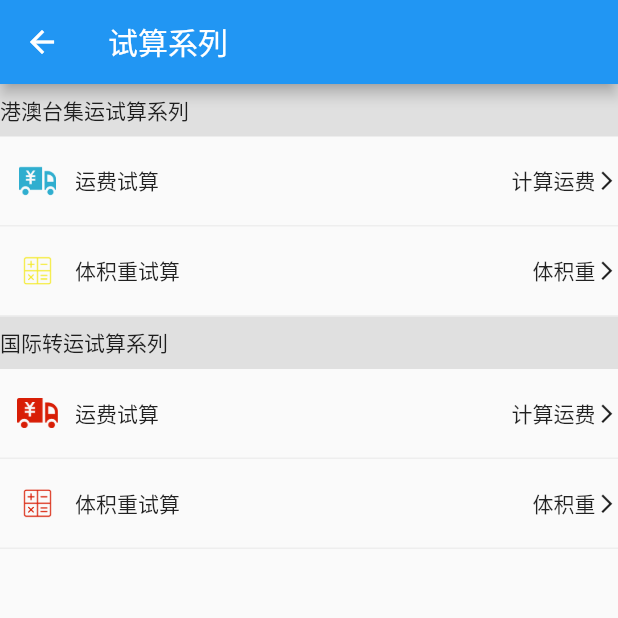
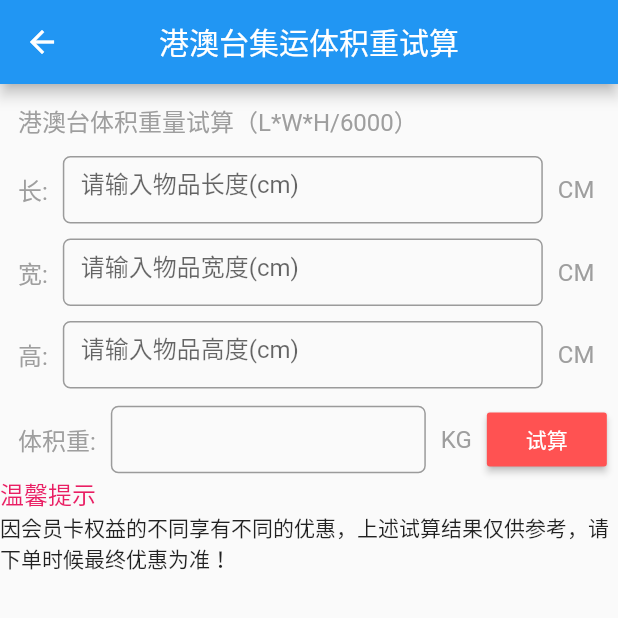
Before and after one commit to pangwenji/shenzhouapp, a Flutter app: the TrailSeries screen opened by its route, after a tap on "体积重试算", on a phone screen of 412 x 824 dp, the top half of it. Run offline on Flutter 3.47's test engine with Material 2 defaults, Android fonts, the phone set to English and light mode, and no system bars; our stand-ins replace fluro, flutter_screenutil, flutter_swiper, get; missing offline and left inert: dart:html.

Commit message:
2021-11-12

```diff
--- a/lib/pages/trial_series.dart
+++ b/lib/pages/trial_series.dart
@@ -16,7 +16,8 @@ class TrailSeries extends StatelessWidget {
           _container(context, '港澳台集运试算系列'),
           _boxContainer('运费试算', '计算运费', 'images/freight.png', context,
               Routes.distributionMode),
-          _boxContainer('体积重试算', '体积重', 'images/calc.png', context, 'calc'),
+          _boxContainer(
+              '体积重试算', '体积重', 'images/calc.png', context, Routes.volumeTrial),
           _container(context, '国际转运试算系列'),
           _boxContainer('运费试算', '计算运费', 'images/yunfei.png', context, 'yunfei'),
           _boxContainer('体积重试算', '体积重', 'images/calcs.png', context, 'calcs')
@@ -43,11 +44,13 @@ class TrailSeries extends StatelessWidget {
                 bottom: BorderSide(width: 1.0, color: Colors.grey.shade200))),
         child: InkWell(
           onTap: () {
-            switch (route) {
-              case '/distributionMode':
-                Get.toNamed(route);
-                break;
-            }
+            // switch (route) {
+            //   case '/distributionMode':
+            //     Get.toNamed(route);
+            //     break;
+            // }
+            print(route);
+            Get.toNamed(route);
           },
           child: Row(
             children: [
@@ -69,7 +72,6 @@ class TrailSeries extends StatelessWidget {
               ))
             ],
           ),
-        )
-      );
+        ));
   }
 }
--- /dev/null
+++ b/lib/pages/volume_trial.dart
@@ -0,0 +1,122 @@
+import 'package:flutter/material.dart';
+
+class VolumeTrial extends StatefulWidget {
+  VolumeTrial({Key? key}) : super(key: key);
+
+  @override
+  _VolumeTrialState createState() => _VolumeTrialState();
+}
+
+class _VolumeTrialState extends State<VolumeTrial> {
+  @override
+  Widget build(BuildContext context) {
+    return Scaffold(
+      appBar: AppBar(
+        title: Text('港澳台集运体积重试算'),
+        centerTitle: true,
+      ),
+      body: Column(
+        children: <Widget>[
+          Container(
+            padding: EdgeInsets.all(12),
+            width: MediaQuery.of(context).size.width,
+            child: Text('港澳台体积重量试算（L*W*H/6000）',
+                style: TextStyle(color: Colors.grey, fontSize: 16.0)
+                ),
+          ),
+          _container('长:', '请输入物品长度(cm)'),
+          _container('宽:', '请输入物品宽度(cm)'),
+          _container('高:', '请输入物品高度(cm)'),
+          _bottomContainer(),
+          _contanierText()
+        ],
+      ),
+    );
+  }
+
+  Widget _container(labelText, hintText) {
+    return Container(
+        padding: EdgeInsets.only(left: 12, bottom: 10),
+        child: Row(
+          children: [
+            Text(labelText, style: TextStyle(color: Colors.grey,fontSize: 16)),
+            Container(
+              width: 340,
+              height: 45,
+              padding: EdgeInsets.only(left: 10, right: 10),
+              child: TextField(
+                decoration: InputDecoration(
+                    hintText: hintText,
+                    border: OutlineInputBorder(
+                        borderRadius: BorderRadius.all(Radius.circular(5)),
+                        borderSide:
+                            BorderSide(color: Colors.grey, width: 1.0)
+                            )
+                          ),
+              ),
+            ),
+            Text('CM', style: TextStyle(color: Colors.grey,fontSize: 16)
+            )
+          ],
+        )
+      );
+  }
+
+  Widget _bottomContainer() {
+    return Container(
+      padding: EdgeInsets.only(left: 12),
+      child: Row(
+        children: [
+          Text('体积重:',style: TextStyle(
+            color: Colors.grey,
+            fontSize: 16.0
+          )),
+          Container(
+            width: 230,
+            height: 45,
+            padding: EdgeInsets.only(left: 10, right: 10),
+            child: TextField(
+              decoration: InputDecoration(
+                  border: OutlineInputBorder(
+                      borderRadius: BorderRadius.all(Radius.circular(5)),
+                      borderSide: BorderSide(color: Colors.grey, width: 1.0)
+                      )
+                  ),
+            ),
+          ),
+          Container(
+            padding: EdgeInsets.only(right: 10),
+            child: Text('KG',style: TextStyle(color: Colors.grey, fontSize: 16.0),),
+          ),
+          MaterialButton(
+            color: Colors.redAccent,
+            onPressed: () {},
+            child: Text(
+              '试算',
+              style: TextStyle(color: Colors.white),
+            ),
+            minWidth: 80,
+          )
+        ],
+      ),
+    );
+  }
+
+  Widget _contanierText() {
+    return Container(
+      child: Expanded(
+         child:  Column(
+        crossAxisAlignment: CrossAxisAlignment.start,
+        children: [
+            Text('温馨提示',style: TextStyle(
+                 color: Colors.pink,
+                 fontSize: 16.0
+              ),
+             ),
+             Text('因会员卡权益的不同享有不同的优惠，上述试算结果仅供参考，请下单时候最终优惠为准！',maxLines: 4,)
+          ],
+      ),
+      )
+    );
+  }
+}
--- a/lib/router/pages.dart
+++ b/lib/router/pages.dart
@@ -9,6 +9,7 @@ import 'package:shenzhouapp/pages/registered_goods.dart';
 import 'package:shenzhouapp/pages/savings_deposit_card.dart';
 import 'package:shenzhouapp/pages/set_address.dart';
 import 'package:shenzhouapp/pages/trial_series.dart';
+import 'package:shenzhouapp/pages/volume_trial.dart';
 import 'package:shenzhouapp/router/routes.dart';
 
 class Pages {
@@ -63,5 +64,10 @@ class Pages {
         page: ()=>DistributionMode(),
         transition: Transition.fadeIn
       ),
+       GetPage(
+        name: Routes.volumeTrial,
+        page: ()=>VolumeTrial(),
+        transition: Transition.fadeIn
+      ),
     ];
 }
--- a/lib/router/routes.dart
+++ b/lib/router/routes.dart
@@ -14,4 +14,6 @@ class Routes {
   static String noviceTutorial = '/noviceTutorial';
   static String distributionMode = '/distributionMode';
   static String home = '/';
+  static String volumeTrial = '/volumeTrial';
+
 }
```
